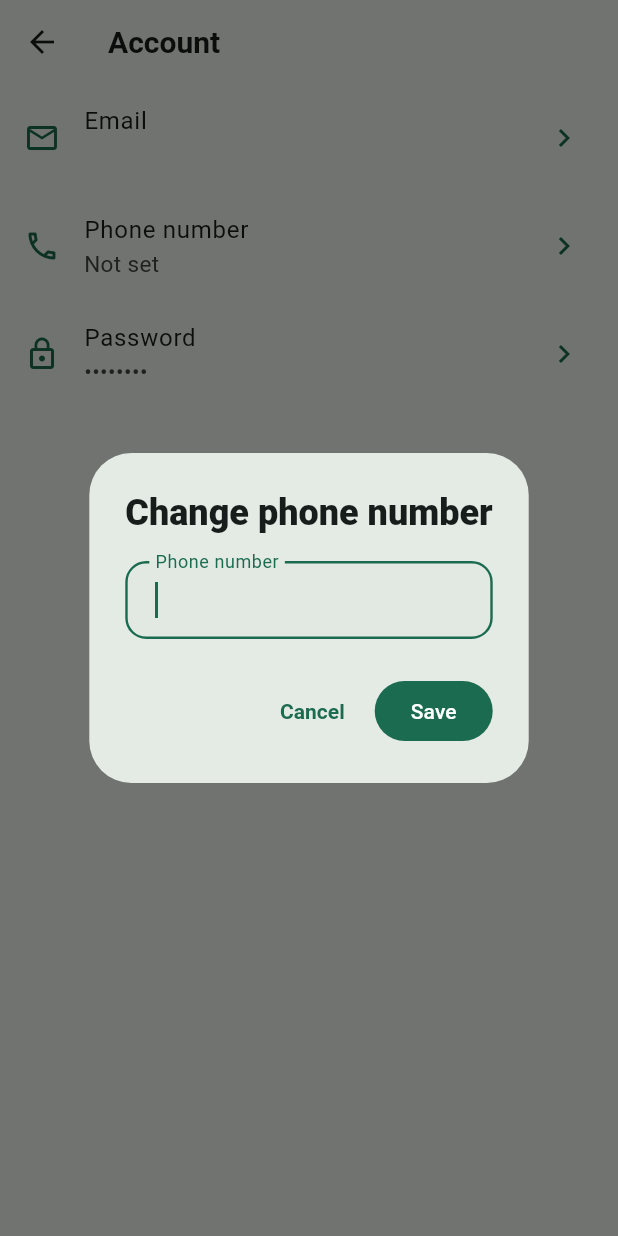
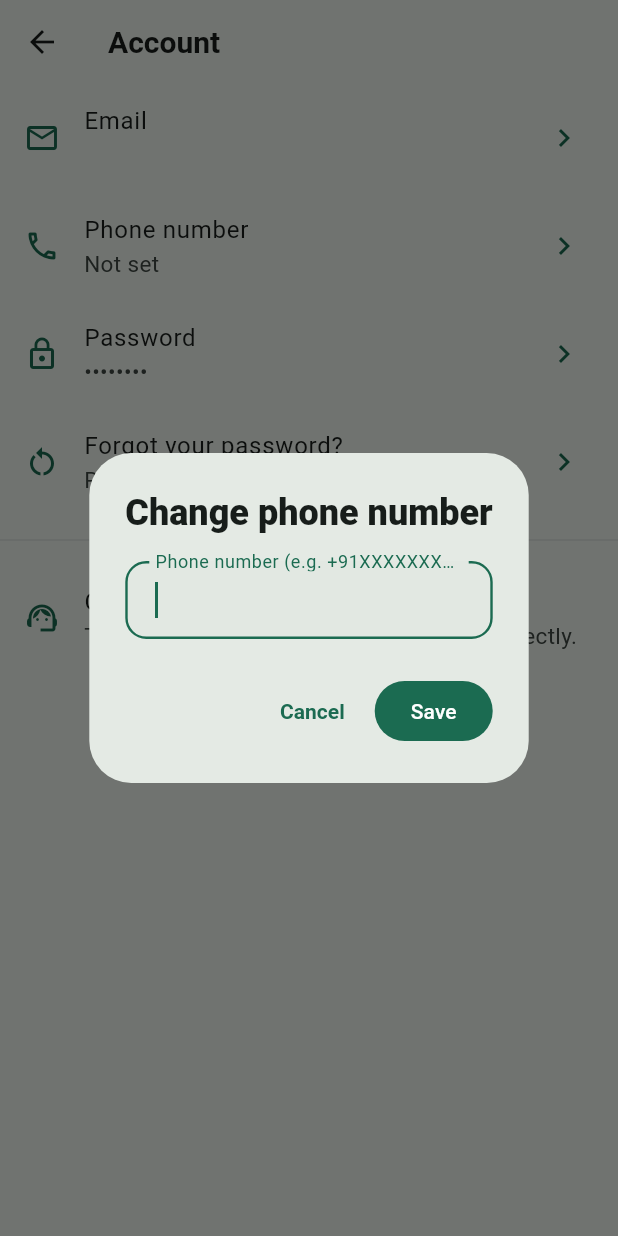
Before and after one commit to NIGHTWALKEROFC/NWisp-Chat---Your-conversations.-Your-privacy., a Flutter app: the AccountScreen screen opened directly, after a tap on "Phone number", on a phone screen of 412 x 824 dp. Run offline on Flutter 3.47's test engine with Material 3 defaults, Android fonts, the light colour scheme and no system bars; our stand-ins replace cloud_firestore, firebase_auth, firebase_core, firebase_messaging, flutter_secure_storage, image_picker and 2 more; accounts and stored records are empty.

Commit message:
Update account_screen.dart

```diff
--- a/mobile/lib/screens/settings/account_screen.dart
+++ b/mobile/lib/screens/settings/account_screen.dart
@@ -1,5 +1,9 @@
+import 'package:firebase_auth/firebase_auth.dart';
 import 'package:flutter/material.dart';
 import '../../services/auth_service.dart';
+import '../../widgets/contact_developer_sheet.dart';
+import '../../widgets/phone_otp_sheet.dart';
+import 'forgot_password_screen.dart';
 
 class AccountScreen extends StatefulWidget {
   const AccountScreen({super.key});
@@ -49,27 +53,49 @@ class _AccountScreenState extends State<AccountScreen> {
         SnackBar(content: Text('Check $newEmail for a link to confirm the change')),
       );
     } catch (e) {
-      _showError('Could not change email. Check your password and try again.');
+      _showErrorWithHelp('Could not change email. Check your password and try again.');
     }
   }
 
   Future<void> _changePhone() async {
     final newPhone = await _promptDialog(
       title: 'Change phone number',
-      label: 'Phone number',
+      label: 'Phone number (e.g. +91XXXXXXXXXX)',
       initialValue: _phone,
       keyboardType: TextInputType.phone,
     );
-    if (newPhone == null) return;
+    if (newPhone == null || newPhone.trim().isEmpty || newPhone.trim() == _phone) return;
+    final trimmedPhone = newPhone.trim();
+
+    final password = await _promptPassword('Confirm your current password to change your phone number.');
+    if (password == null) return;
+
     try {
-      await _authService.updatePhoneNumber(newPhone.trim());
+      await _authService.reauthenticate(password);
+    } catch (e) {
+      _showErrorWithHelp('Incorrect password.');
+      return;
+    }
+
+    if (!mounted) return;
+    final credential = await showPhoneOtpSheet(context, phoneNumber: trimmedPhone);
+    if (credential == null) return;
+
+    try {
+      await _authService.linkAndSavePhoneNumber(credential: credential, phoneNumber: trimmedPhone);
       if (!mounted) return;
-      setState(() => _phone = newPhone.trim());
+      setState(() => _phone = trimmedPhone);
       ScaffoldMessenger.of(context).showSnackBar(
-        const SnackBar(content: Text('Phone number updated')),
+        const SnackBar(content: Text('Phone number verified and updated')),
       );
+    } on FirebaseAuthException catch (e) {
+      if (e.code == 'credential-already-in-use' || e.code == 'provider-already-linked') {
+        _showErrorWithHelp('This phone number is already linked to another account.');
+      } else {
+        _showErrorWithHelp(e.message ?? 'Could not update phone number.');
+      }
     } catch (e) {
-      _showError('Could not update phone number.');
+      _showErrorWithHelp('Could not update phone number.');
     }
   }
 
@@ -78,7 +104,7 @@ class _AccountScreenState extends State<AccountScreen> {
     if (currentPassword == null) return;
     final newPassword = await _promptPassword('Enter your new password (min 6 characters).');
     if (newPassword == null || newPassword.length < 6) {
-      if (newPassword != null) _showError('Password must be at least 6 characters.');
+      if (newPassword != null) _showErrorWithHelp('Password must be at least 6 characters.');
       return;
     }
     try {
@@ -89,13 +115,19 @@ class _AccountScreenState extends State<AccountScreen> {
         const SnackBar(content: Text('Password updated')),
       );
     } catch (e) {
-      _showError('Could not change password. Check your current password and try again.');
+      _showErrorWithHelp("Could not change password. If you don't remember your current one, use "
+          "'Forgot password?' below instead.");
     }
   }
 
-  void _showError(String message) {
+  void _showErrorWithHelp(String message) {
     if (!mounted) return;
-    ScaffoldMessenger.of(context).showSnackBar(SnackBar(content: Text(message)));
+    ScaffoldMessenger.of(context).showSnackBar(
+      SnackBar(
+        content: Text(message),
+        action: SnackBarAction(label: 'Get help', onPressed: () => showContactDeveloperSheet(context)),
+      ),
+    );
   }
 
   Future<String?> _promptDialog({
@@ -195,6 +227,23 @@ class _AccountScreenState extends State<AccountScreen> {
                   trailing: const Icon(Icons.chevron_right),
                   onTap: _changePassword,
                 ),
+                ListTile(
+                  leading: const Icon(Icons.restart_alt),
+                  title: const Text('Forgot your password?'),
+                  subtitle: const Text('Reset it via email link or phone OTP'),
+                  trailing: const Icon(Icons.chevron_right),
+                  onTap: () => Navigator.push(
+                    context,
+                    MaterialPageRoute(builder: (_) => const ForgotPasswordScreen()),
+                  ),
+                ),
+                const Divider(height: 32),
+                ListTile(
+                  leading: const Icon(Icons.support_agent_outlined),
+                  title: const Text('Contact the developer'),
+                  subtitle: const Text('Trouble with any of the above? Get help directly.'),
+                  onTap: () => showContactDeveloperSheet(context),
+                ),
               ],
             ),
     );
```
